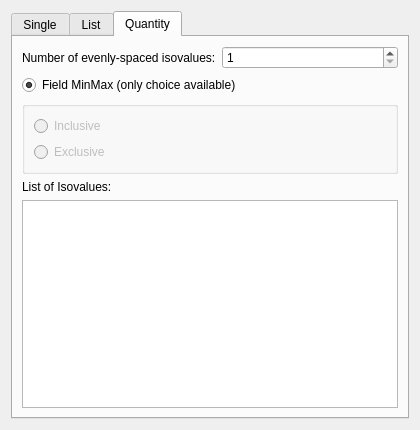
This is src/Interface/Modules/Fields/ExtractSimpleIsosurface.ui in SCIInstitute/SCIRun as Qt 5 draws it before an edit. The edited form follows.
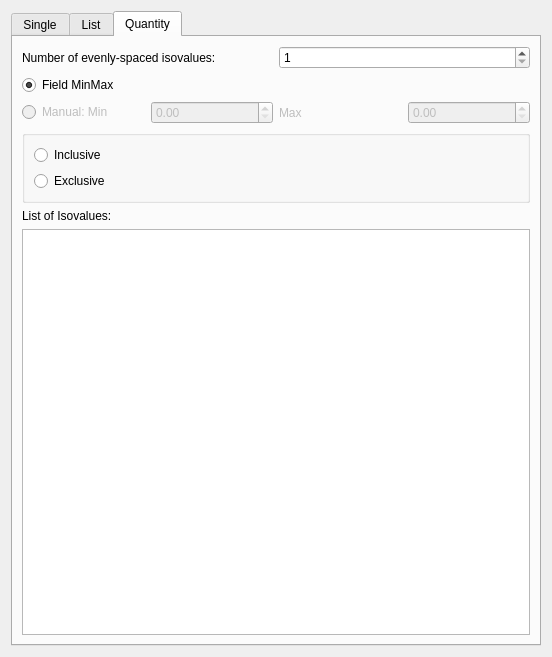
This is the edited form. The open tabs and pages were chosen to show the change.

```diff
--- a/src/Interface/Modules/Fields/ExtractSimpleIsosurface.ui
+++ b/src/Interface/Modules/Fields/ExtractSimpleIsosurface.ui
@@ -6,8 +6,8 @@
    <rect>
     <x>0</x>
     <y>0</y>
-    <width>420</width>
-    <height>430</height>
+    <width>552</width>
+    <height>657</height>
    </rect>
   </property>
   <property name="sizePolicy">
@@ -18,8 +18,8 @@
   </property>
   <property name="minimumSize">
    <size>
-    <width>420</width>
-    <height>400</height>
+    <width>552</width>
+    <height>657</height>
    </size>
   </property>
   <property name="windowTitle">
@@ -104,20 +104,30 @@
          </item>
         </layout>
        </item>
+       <item row="9" column="0">
+        <widget class="QTextEdit" name="isovalListFromQuantityTextEdit_"/>
+       </item>
        <item row="1" column="0">
         <widget class="QRadioButton" name="radioButton">
          <property name="text">
-          <string>Field MinMax (only choice available)</string>
+          <string>Field MinMax</string>
          </property>
          <property name="checked">
           <bool>true</bool>
          </property>
         </widget>
        </item>
-       <item row="2" column="0">
+       <item row="8" column="0">
+        <widget class="QLabel" name="label_4">
+         <property name="text">
+          <string>List of Isovalues:</string>
+         </property>
+        </widget>
+       </item>
+       <item row="7" column="0">
         <widget class="QGroupBox" name="groupBox">
          <property name="enabled">
-          <bool>false</bool>
+          <bool>true</bool>
          </property>
          <property name="title">
           <string/>
@@ -140,15 +150,46 @@
          </layout>
         </widget>
        </item>
-       <item row="3" column="0">
-        <widget class="QLabel" name="label_4">
-         <property name="text">
-          <string>List of Isovalues:</string>
-         </property>
-        </widget>
-       </item>
        <item row="4" column="0">
-        <widget class="QTextEdit" name="isovalListFromQuantityTextEdit_"/>
+        <layout class="QHBoxLayout" name="horizontalLayout_2">
+         <item>
+          <widget class="QRadioButton" name="manualMinMaxRadioButton_">
+           <property name="enabled">
+            <bool>false</bool>
+           </property>
+           <property name="text">
+            <string>Manual: Min</string>
+           </property>
+           <attribute name="buttonGroup">
+            <string notr="true">buttonGroup</string>
+           </attribute>
+          </widget>
+         </item>
+         <item>
+          <widget class="QDoubleSpinBox" name="manualMinDoubleSpinBox_">
+           <property name="enabled">
+            <bool>false</bool>
+           </property>
+          </widget>
+         </item>
+         <item>
+          <widget class="QLabel" name="label_5">
+           <property name="enabled">
+            <bool>false</bool>
+           </property>
+           <property name="text">
+            <string>Max</string>
+           </property>
+          </widget>
+         </item>
+         <item>
+          <widget class="QDoubleSpinBox" name="manualMaxDoubleSpinBox_">
+           <property name="enabled">
+            <bool>false</bool>
+           </property>
+          </widget>
+         </item>
+        </layout>
        </item>
       </layout>
      </widget>
```
Left out of the diff: 71 changed lines with no effect on the pictures.
